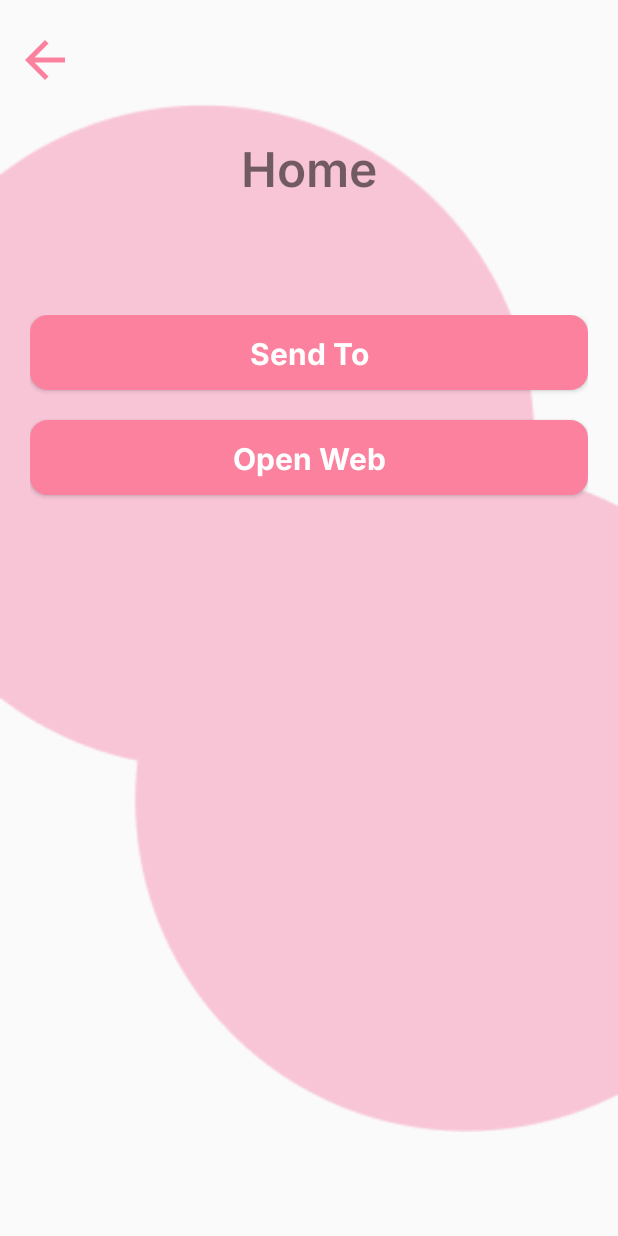
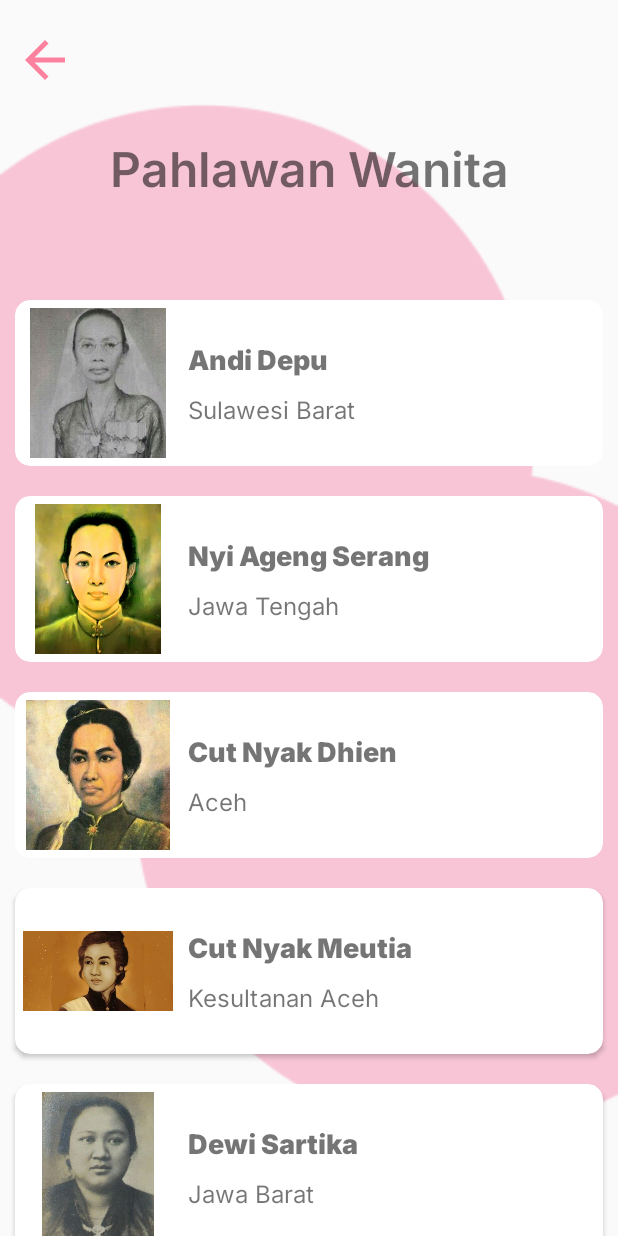
Before and after one commit to Anishaaryanti/Tugas, an Android app: the HomeActivity screen opened directly, with no data from a screen before it, on a phone screen of 412 x 824 dp. Run offline under Robolectric (Android 15) with nearby library versions, the light colour scheme and no system bars.

Commit message:
Tugas RecyclerView

```diff
--- a/app/src/main/java/com/example/anishaaryanti/Activity/HomeActivity.kt
+++ b/app/src/main/java/com/example/anishaaryanti/Activity/HomeActivity.kt
@@ -6,10 +6,18 @@ import android.os.Bundle
 import android.view.View
 import android.widget.Toast
 import androidx.appcompat.app.AppCompatActivity
+import androidx.recyclerview.widget.LinearLayoutManager
+import androidx.recyclerview.widget.RecyclerView
+import com.example.anishaaryanti.Adapter.MyAdapter
+import com.example.anishaaryanti.R
+import com.example.anishaaryanti.data.ItemData
 import com.example.anishaaryanti.databinding.ActivityHomeBinding
 
 
 class HomeActivity : AppCompatActivity() {
+
+    private lateinit var pahlawanAdapter: MyAdapter
+    private lateinit var listPahlawan : ArrayList<ItemData>
 
     private lateinit var binding : ActivityHomeBinding
     override fun onCreate(savedInstanceState: Bundle?) {
@@ -17,39 +25,60 @@ class HomeActivity : AppCompatActivity() {
         binding = ActivityHomeBinding.inflate(layoutInflater)
         setContentView(binding.root)
 
-        binding.send.setOnClickListener {
-            shareContent()
-        }
 
-        binding.open.setOnClickListener {
-            openWeb()
-        }
 
-        binding.ivBackH.setOnClickListener {
-            val intent = Intent(this, LoginActivity::class.java)
-            startActivity(intent)
-        }
+        listPahlawan = ArrayList()
+
+        listPahlawan.add(ItemData(R.drawable.andii,"Andi Depu","Sulawesi Barat"))
+        listPahlawan.add(ItemData(R.drawable.agengserang,"Nyi Ageng Serang","Jawa Tengah"))
+        listPahlawan.add(ItemData(R.drawable.cutnyakdhien,"Cut Nyak Dhien","Aceh"))
+        listPahlawan.add(ItemData(R.drawable.cutnyakmeutia,"Cut Nyak Meutia","Kesultanan Aceh"))
+        listPahlawan.add(ItemData(R.drawable.radendewisartika,"Dewi Sartika","Jawa Barat"))
+        listPahlawan.add(ItemData(R.drawable.rakartini,"RA Kartini","Jepara"))
+        listPahlawan.add(ItemData(R.drawable.martha,"Martha Christina Tiahahu","Maluku"))
+        listPahlawan.add(ItemData(R.drawable.rasunasaid,"Rasuna Said","Sumatra Barat"))
+        listPahlawan.add(ItemData(R.drawable.mariawalanda,"Maria Walanda Maramis","Minahasa"))
+
+        binding.rvPahlawan.layoutManager = LinearLayoutManager(this)
+        binding.rvPahlawan.setHasFixedSize(true)
+        pahlawanAdapter = MyAdapter(listPahlawan)
+        binding.rvPahlawan.adapter = pahlawanAdapter
+
+//        binding.send.setOnClickListener {
+//            shareContent()
+//        }
+//
+//        binding.open.setOnClickListener {
+//            openWeb()
+//        }
+
+//        binding.ivBackH.setOnClickListener {
+//            val intent = Intent(this, LoginActivity::class.java)
+//            startActivity(intent)
+//        }
 
     }
 
-    private fun shareContent() {
-        // Membuat Intent untuk berbagi teks
-        val intent = Intent()
-        intent.setAction(Intent.ACTION_SEND)
-        intent.putExtra(Intent.EXTRA_TEXT, "Teks yang ingin Anda bagikan")
-        intent.setType("text/plain")
+//    private fun shareContent() {
+//        // Membuat Intent untuk berbagi teks
+//        val intent = Intent()
+//        intent.setAction(Intent.ACTION_SEND)
+//        intent.putExtra(Intent.EXTRA_TEXT, "Teks yang ingin Anda bagikan")
+//        intent.setType("text/plain")
+//
+//        // Memulai Activity untuk berbagi
+//        startActivity(Intent.createChooser(intent, "Bagikan melalui"))
+//    }
+//
+//    private fun openWeb() {
+//
+//        val url = "https://www.wikipedia.com"
+//
+//        val intent = Intent(Intent.ACTION_VIEW)
+//        intent.data = Uri.parse(url)
+//        startActivity(intent)
+//    }
 
-        // Memulai Activity untuk berbagi
-        startActivity(Intent.createChooser(intent, "Bagikan melalui"))
-    }
 
-    private fun openWeb() {
-
-        val url = "https://www.wikipedia.com"
-
-        val intent = Intent(Intent.ACTION_VIEW)
-        intent.data = Uri.parse(url)
-        startActivity(intent)
-    }
 
 }
--- a/app/src/main/java/com/example/anishaaryanti/Adapter/Adapter.kt
+++ /dev/null
@@ -1,4 +0,0 @@
-package com.example.anishaaryanti.Adapter
-
-class Adapter {
-}
--- /dev/null
+++ b/app/src/main/java/com/example/anishaaryanti/Adapter/MyAdapter.kt
@@ -0,0 +1,34 @@
+package com.example.anishaaryanti.Adapter
+
+import android.view.LayoutInflater
+import android.view.View
+import android.view.ViewGroup
+import android.widget.ImageView
+import android.widget.TextView
+import androidx.recyclerview.widget.RecyclerView
+import com.example.anishaaryanti.R
+import com.example.anishaaryanti.data.ItemData
+
+class MyAdapter (private val namaList : ArrayList<ItemData>):RecyclerView.Adapter<MyAdapter.MyViewHolder>() {
+ class MyViewHolder (ItemData: View) : RecyclerView.ViewHolder (ItemData) {
+     val gambar :ImageView = ItemData.findViewById(R.id.iv_pahlawan)
+     val nama : TextView = ItemData.findViewById(R.id.tv_nama)
+     val asal : TextView = ItemData.findViewById(R.id.tv_asal)
+ }
+
+    override fun onCreateViewHolder(parent: ViewGroup, viewType: Int): MyAdapter.MyViewHolder {
+       val ItemData = LayoutInflater.from (parent.context).inflate(R.layout.pahlawan,parent, false)
+        return MyViewHolder(ItemData)
+    }
+
+    override fun onBindViewHolder(holder: MyAdapter.MyViewHolder, position: Int) {
+        val currentItem = namaList[position]
+        holder.gambar.setImageResource(currentItem.gambar)
+        holder.nama.text = currentItem.nama
+        holder.asal.text = currentItem.asal
+    }
+
+    override fun getItemCount(): Int = namaList.size
+
+
+}
--- /dev/null
+++ b/app/src/main/java/com/example/anishaaryanti/data/ItemData.kt
@@ -0,0 +1,6 @@
+package com.example.anishaaryanti.data
+
+data class ItemData(
+    val gambar : Int,
+    val nama : String,
+    val asal : String)
--- a/app/src/main/res/layout/activity_home.xml
+++ b/app/src/main/res/layout/activity_home.xml
@@ -39,7 +39,7 @@
             android:layout_height="wrap_content"
             android:layout_marginBottom="8dp"
             android:fontFamily="@font/inter_semibold"
-            android:text="Home"
+            android:text="Pahlawan Wanita"
             android:textAlignment="center"
             android:textSize="32sp"
             tools:ignore="HardcodedText" />
@@ -50,37 +50,14 @@
         android:layout_width="match_parent"
         android:layout_height="match_parent"
         android:layout_below="@id/L1"
-        android:padding="20dp"
         android:orientation="vertical">
 
-        <Button
-            android:id="@+id/send"
+        <androidx.recyclerview.widget.RecyclerView
+            android:id="@+id/rv_pahlawan"
             android:layout_width="match_parent"
-            android:layout_height="50dp"
-            android:fontFamily="@font/inter_bold"
-            android:textAllCaps="false"
-            android:layout_marginBottom="20dp"
-            android:background="@drawable/btn_bg2"
-            android:layout_gravity="center"
-            android:textColor="#FFF"
-            android:textSize="20sp"
-            android:text="Send To"
-            tools:ignore="HardcodedText" />
-
-        <Button
-            android:id="@+id/open"
-            android:layout_width="match_parent"
-            android:layout_height="50dp"
-            android:fontFamily="@font/inter_bold"
-            android:textAllCaps="false"
-            android:layout_marginBottom="20dp"
-            android:background="@drawable/btn_bg2"
-            android:layout_gravity="center"
-            android:textColor="#FFF"
-            android:textSize="20sp"
-            android:text="Open Web"
-            tools:ignore="HardcodedText" />
-
+            android:layout_height="match_parent"
+            tools:listitem="@layout/pahlawan"
+            />
     </LinearLayout>
 
 </RelativeLayout>
--- /dev/null
+++ b/app/src/main/res/layout/pahlawan.xml
@@ -0,0 +1,53 @@
+<?xml version="1.0" encoding="utf-8"?>
+<androidx.cardview.widget.CardView xmlns:android="http://schemas.android.com/apk/res/android"
+    xmlns:app="http://schemas.android.com/apk/res-auto"
+    xmlns:tools="http://schemas.android.com/tools"
+    android:layout_width="match_parent"
+    android:layout_height="wrap_content"
+    app:cardCornerRadius="10dp"
+    android:layout_marginHorizontal="10dp"
+    android:layout_marginVertical="10dp">
+
+    <LinearLayout
+        android:layout_width="match_parent"
+        android:layout_height="wrap_content"
+        android:orientation="horizontal"
+        android:gravity="center_vertical"
+        android:padding="5dp">
+
+    <ImageView
+        android:id="@+id/iv_pahlawan"
+        android:layout_width="100dp"
+        android:layout_height="100dp"
+        app:srcCompat="@drawable/andii"
+        />
+
+        <LinearLayout
+            android:layout_width="match_parent"
+            android:layout_height="match_parent"
+            android:gravity="center_vertical"
+            android:layout_marginStart="10dp"
+            android:orientation="vertical">
+
+            <TextView
+                android:id="@+id/tv_nama"
+                android:layout_width="match_parent"
+                android:layout_height="wrap_content"
+                android:fontFamily="@font/inter_black"
+                android:layout_marginBottom="10dp"
+                android:textSize="18sp"
+                android:text="Nama Pahlawan" />
+
+            <TextView
+                android:id="@+id/tv_asal"
+                android:layout_width="match_parent"
+                android:layout_height="wrap_content"
+                android:textSize="16sp"
+                android:fontFamily="@font/inter"
+                android:text="Asal" />
+        </LinearLayout>
+
+    </LinearLayout>
+
+
+</androidx.cardview.widget.CardView>
```
Also changed, not shown: app/src/main/res/drawable/agengserang.jpg (added), app/src/main/res/drawable/andii.jpg (added), app/src/main/res/drawable/cutnyakdhien.jpg (added), app/src/main/res/drawable/cutnyakmeutia.jpg (added), app/src/main/res/drawable/mariawalanda.jpg (added), app/src/main/res/drawable/martha.png (added), app/src/main/res/drawable/radendewisartika.jpg (added), app/src/main/res/drawable/rakartini.jpg (added), app/src/main/res/drawable/rasunasaid.jpg (added).
